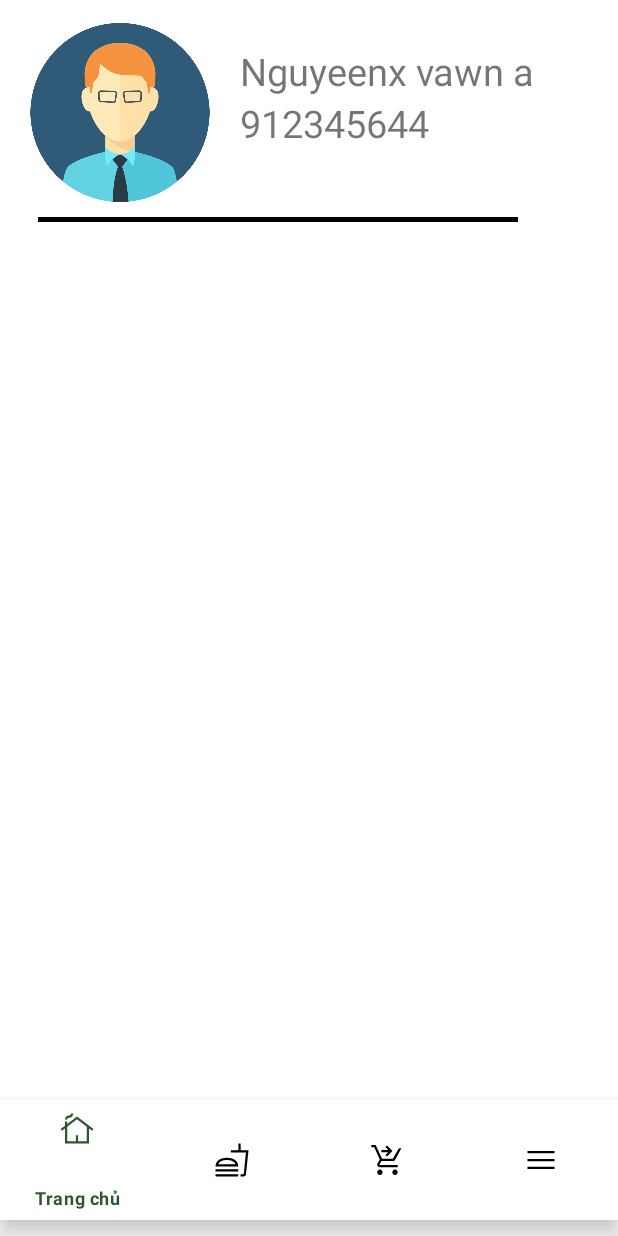
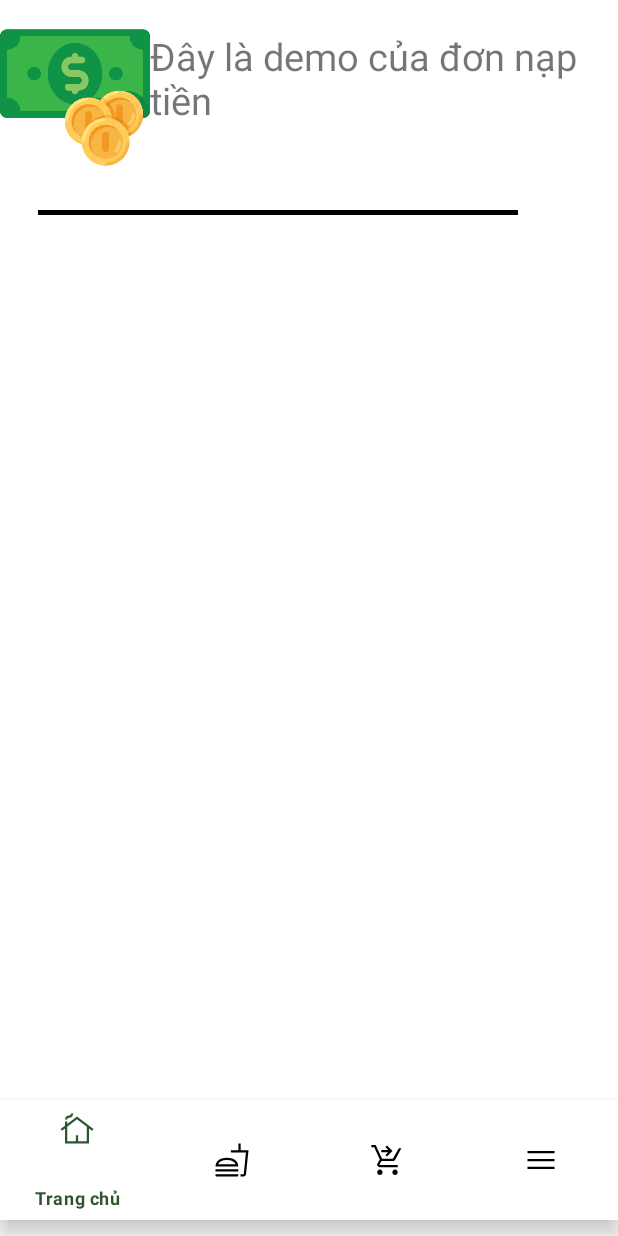
Before and after one commit to chudinhhieu/TuHuBread, an Android app: the Chu_Activity screen opened directly, with no data from a screen before it, on a phone screen of 412 x 824 dp. Run offline under Robolectric (Android 15) with nearby library versions, the phone set to English and light mode, and no system bars; 4 statements that could not run were skipped.

Commit message:
them Activity cua chu cua hang tao file xml, activity, activity chi tiet cua list item nhan vien,don nap tien

```diff
--- a/app/src/main/AndroidManifest.xml
+++ b/app/src/main/AndroidManifest.xml
@@ -12,6 +12,9 @@
         android:supportsRtl="true"
         android:theme="@style/Theme.TuHuBread"
         tools:targetApi="31">
+        <activity
+            android:name=".Activity.ChiTiet_Don_nap_tien"
+            android:exported="false" />
         <activity
             android:name=".Activity.ChiTiet_Nhan_vien"
             android:exported="false" />
--- a/app/src/main/java/hieucdph29636/fpoly/tuhubread/Activity/Chu_Activity.java
+++ b/app/src/main/java/hieucdph29636/fpoly/tuhubread/Activity/Chu_Activity.java
@@ -14,18 +14,25 @@ import com.google.android.material.bottomnavigation.BottomNavigationView;
 
 import java.util.ArrayList;
 
+import hieucdph29636.fpoly.tuhubread.DAO.DonNapTienDAO;
 import hieucdph29636.fpoly.tuhubread.DAO.NhanVienDAO;
+import hieucdph29636.fpoly.tuhubread.DTO.DonNapTien;
 import hieucdph29636.fpoly.tuhubread.DTO.NhanVien;
 import hieucdph29636.fpoly.tuhubread.R;
+import hieucdph29636.fpoly.tuhubread.adapter.DonNapTien_Adapter;
 import hieucdph29636.fpoly.tuhubread.adapter.NhanVienAdapter;
 import hieucdph29636.fpoly.tuhubread.adapter.ViewPagerAdapter;
 
 public class Chu_Activity extends AppCompatActivity {
     private RecyclerView rcv;
 
-    NhanVienDAO nhanVienDAO;
-    ArrayList<NhanVien> dsnv ;
-    NhanVienAdapter nhanVienAdapter;
+//    NhanVienDAO nhanVienDAO;
+//    ArrayList<NhanVien> dsnv ;
+//    NhanVienAdapter nhanVienAdapter;
+
+    DonNapTienDAO donNapTienDAO;
+    ArrayList<DonNapTien> dsdnt;
+    DonNapTien_Adapter donNapTien_adapter;
 
     private ViewPager viewPager;
     BottomNavigationView bottomNavigationView;
@@ -33,13 +40,21 @@ public class Chu_Activity extends AppCompatActivity {
     protected void onCreate(Bundle savedInstanceState) {
         super.onCreate(savedInstanceState);
         setContentView(R.layout.activity_chu);
-        // todo: nếu muốn màn hình chủ giống khách or something? hãy sửa lại phần layout dòng trên
+        //todo: nếu muốn màn hình chủ giống khách or something? hãy sửa lại phần layout dòng trên
 
-            rcv = findViewById(R.id.rcv);
-            nhanVienDAO = new NhanVienDAO(this);
-            dsnv = nhanVienDAO.getAll_nv(this);
-            nhanVienAdapter = new NhanVienAdapter(this,dsnv);
-            rcv.setAdapter(nhanVienAdapter);
+           rcv = findViewById(R.id.rcv);
+//            nhanVienDAO = new NhanVienDAO(this);
+//            dsnv = nhanVienDAO.getAll_nv(this);
+//            nhanVienAdapter = new NhanVienAdapter(this,dsnv);
+//            rcv.setAdapter(nhanVienAdapter);
+
+
+        donNapTienDAO = new DonNapTienDAO(this);
+        dsdnt = donNapTienDAO.getAll_donNapTien(this);
+        donNapTien_adapter = new DonNapTien_Adapter(this,dsdnt);
+        rcv.setAdapter(donNapTien_adapter);
+
+
 
 
            // viewPager = findViewById(R.id.view_pager1);
--- a/app/src/main/java/hieucdph29636/fpoly/tuhubread/DAO/DonNapTienDAO.java
+++ b/app/src/main/java/hieucdph29636/fpoly/tuhubread/DAO/DonNapTienDAO.java
@@ -14,20 +14,22 @@ import hieucdph29636.fpoly.tuhubread.DbHelper.DbHelper;
 
 public class DonNapTienDAO {
 
+    DbHelper dbHelper;
+
+    public DonNapTienDAO(Context context) {
+        dbHelper = new DbHelper(context);
+    }
     public static ArrayList<DonNapTien> getAll_donNapTien(Context context){
         DbHelper helper  = new DbHelper(context);
         ArrayList<DonNapTien> ds_dnt = new ArrayList<>();
         SQLiteDatabase db = helper.getReadableDatabase();
         Cursor cs = db.rawQuery("Select * from DonNapTien", null);
-        while ((!cs.isAfterLast())){
-            int id_DonNapTien = cs.getInt(0);
-            int id_khachHang = cs.getInt(1);
-            String thoiGianTao = cs.getString(2);
-            int trangThai = cs.getInt(3);
-            int tienNap = cs.getInt(4);
-            byte[] anhHoaDon = cs.getBlob(5);
-            DonNapTien dnt = new DonNapTien(id_DonNapTien,id_khachHang,thoiGianTao,trangThai,tienNap,anhHoaDon);
-            ds_dnt.add(dnt);
+
+        if (cs.getCount() !=0){
+            cs.moveToFirst();
+            do {
+                ds_dnt.add(new DonNapTien(cs.getInt(0),cs.getInt(1),cs.getString(2), cs.getInt(3),cs.getInt(4),cs.getBlob(5)));
+            }while (cs.moveToNext());
 
         }
         cs.close();
@@ -70,4 +72,14 @@ public class DonNapTienDAO {
         int row = db.delete("DonNapTien","id_DonNapTien=?",new String[]{ttdonnaptien.getid_DonNapTien()+" "});
         return (row>0);
     }
+
+//    while ((!cs.isAfterLast())){
+//            int id_DonNapTien = cs.getInt(0);
+//            int id_khachHang = cs.getInt(1);
+//            String thoiGianTao = cs.getString(2);
+//            int trangThai = cs.getInt(3);
+//            int tienNap = cs.getInt(4);
+//            byte[] anhHoaDon = cs.getBlob(5);
+//            DonNapTien dnt = new DonNapTien(id_DonNapTien,id_khachHang,thoiGianTao,trangThai,tienNap,anhHoaDon);
+//            ds_dnt.add(dnt);
 }
--- a/app/src/main/java/hieucdph29636/fpoly/tuhubread/DbHelper/DbHelper.java
+++ b/app/src/main/java/hieucdph29636/fpoly/tuhubread/DbHelper/DbHelper.java
@@ -15,29 +15,31 @@ public class DbHelper extends SQLiteOpenHelper {
 
     @Override
     public void onCreate(SQLiteDatabase db) {
-//        String sql_Loai="create table LoaiMonAn("+"id_loaiDoAn integer primary key Autoincrement,"+"tenLoai text not null)";
-//        db.execSQL(sql_Loai);
-//        db.execSQL("INSERT INTO LoaiMonAn(id_loaiDoAn,tenLoai) VALUES(1,'banh mì'),(2,'sandwich'),(3,'nuoc')");
-//
-//        String sql_Mon="create table MonAn("+"id_MonAn integer primary key autoincrement,"+
-//                "tenMon text not null,"+"gia number not null,"+
-//                "moTa text not null,"+"thanhPhan text not null,"+
-//                "trangThai integer not null,"+"id_loaiDoAn integer references LoaiMonAn(id_loaiDoAn),"+
-//                "anhMonAn blob )";
-//        db.execSQL(sql_Mon);
-//
-//        db.execSQL("INSERT INTO MonAn (id_MonAn, tenMon, gia,moTa,thanhPhan,trangThai,id_loaiDoAn,anhMonAn)\n" +
-//                "VALUES (1,'banh 1',35000,'ngon lắm','rau củ',1,1,null)," +
-//                "(2,'banh 2',35000,'ngon lắm','rau củ',1,1,null)," +
-//                "(3,'banh 3',35000,'ngon lắm','rau củ',1,1,null)," +
-//                "(4,'banh sw1',35000,'ngon lắm','rau củ',2,2,null)," +
-//                "(3,'banh 3',35000,'ngon lắm','rau củ',1,1,null);");
-//        String sql_KhuyenMai="create table KhuyenMai("+"id_KhuyenMai integer primary key autoincrement,"+"code text not null,"+
-//                "moTaKM text not null,"+
-//                "ngayBatDau date not null,"+
-//                "ngayKetThuc date not null,"+
-//                "soTienGiam number not null)";
-//        db.execSQL(sql_KhuyenMai);
+        String sql_Loai="create table LoaiMonAn("+"id_loaiDoAn integer primary key Autoincrement,"+"tenLoai text not null)";
+        db.execSQL(sql_Loai);
+        db.execSQL("INSERT INTO LoaiMonAn(id_loaiDoAn,tenLoai) VALUES(1,'banh mì'),(2,'sandwich'),(3,'nuoc')");
+
+
+
+        String sql_Mon="create table MonAn("+"id_MonAn integer primary key autoincrement,"+
+                "tenMon text not null,"+"gia number not null,"+
+                "moTa text not null,"+"thanhPhan text not null,"+
+                "trangThai integer not null,"+"id_loaiDoAn integer references LoaiMonAn(id_loaiDoAn),"+
+                "anhMonAn blob )";
+        db.execSQL(sql_Mon);
+
+        db.execSQL("INSERT INTO MonAn (id_MonAn, tenMon, gia,moTa,thanhPhan,trangThai,id_loaiDoAn,anhMonAn)\n" +
+                "VALUES (1,'banh 1',35000,'ngon lắm','rau củ',1,1,null)," +
+                "(2,'banh 2',35000,'ngon lắm','rau củ',1,1,null)," +
+                "(3,'banh 3',35000,'ngon lắm','rau củ',1,1,null)," +
+                "(4,'banh sw1',35000,'ngon lắm','rau củ',2,2,null)," +
+                "(3,'banh 3',35000,'ngon lắm','rau củ',1,1,null);");
+        String sql_KhuyenMai="create table KhuyenMai("+"id_KhuyenMai integer primary key autoincrement,"+"code text not null,"+
+                "moTaKM text not null,"+
+                "ngayBatDau date not null,"+
+                "ngayKetThuc date not null,"+
+                "soTienGiam number not null)";
+        db.execSQL(sql_KhuyenMai);
         //Khách hàng
         String sql_KhachHang = "create table KhachHang(" + "id_makhachhang integer primary key Autoincrement," +
                 "hoTen text not null," + "soDienThoai text not null," +
@@ -73,9 +75,9 @@ public class DbHelper extends SQLiteOpenHelper {
                 "ngaySinh date not null,"+
                 "quyenNhanVien integer not null)";
         db.execSQL(sql_NhanVien);
-        db.execSQL("insert into NhanVien(id_NhanVien,hoTen,soDienThoai,taiKhoan,matKhau,ngaySinh,quyenNhanVien)values(null,'Nguyeenx vawn a',0912345644,'nhanvien1','123456',20/11/2020,1)");
-        db.execSQL("insert into NhanVien(id_NhanVien,hoTen,soDienThoai,taiKhoan,matKhau,ngaySinh,quyenNhanVien)values(null,'Nguyeenx thi B',0912345644,'nhanvien1','123456',20/11/2020,0)");
-        db.execSQL("insert into NhanVien(id_NhanVien,hoTen,soDienThoai,taiKhoan,matKhau,ngaySinh,quyenNhanVien)values(null,'Tran van D',0912345644,'nhanvien1','123456',20/11/2020,1)");
+        db.execSQL("insert into NhanVien(id_NhanVien,hoTen,soDienThoai,taiKhoan,matKhau,ngaySinh,quyenNhanVien)values(1,'Nguyeenx vawn a',0912345644,'nhanvien1','123456',20/11/2020,1)");
+        db.execSQL("insert into NhanVien(id_NhanVien,hoTen,soDienThoai,taiKhoan,matKhau,ngaySinh,quyenNhanVien)values(2,'Nguyeenx thi B',0912345644,'nhanvien1','123456',20/11/2020,0)");
+        db.execSQL("insert into NhanVien(id_NhanVien,hoTen,soDienThoai,taiKhoan,matKhau,ngaySinh,quyenNhanVien)values(3,'Tran van D',0912345644,'nhanvien1','123456',20/11/2020,1)");
 
         // Đánh giá
         String sql_DanhGia="create table DanhGia("+"id_DanhGia integer primary key autoincrement,"+
@@ -83,9 +85,10 @@ public class DbHelper extends SQLiteOpenHelper {
                 "id_monAn integer references MonAn(id_MonAn),"+
                 " binhLuan text not null,"+
                 "diem integer not null,"+
-                "anhDanhGia blob not null)";
+                "anhDanhGia blob )";
         db.execSQL(sql_DanhGia);
-
+        db.execSQL("insert into DanhGia(id_DanhGia,id_khachHang,id_monAn,binhLuan,diem,anhDanhGia)values(1,1,1,1,'Tạm ăn được',5,null)");
+        db.execSQL("insert into DanhGia(id_DanhGia,id_khachHang,id_monAn,binhLuan,diem,anhDanhGia)values(2,2,1,1,'ok',4,null)");
 
         // Đơn nạp tiền
         String sql_DonNapTien="create table DonNapTien("+"id_DonNapTien integer primary key autoincrement,"+
@@ -93,9 +96,10 @@ public class DbHelper extends SQLiteOpenHelper {
                 "thoiGianTao date not null,"+
                 "trangThai integer not null,"+
                 "tienNap number not null,"+
-                "anhHoaDon blob not null)";
+                "anhHoaDon blob )";
         db.execSQL(sql_DonNapTien);
-
+        db.execSQL("insert into DonNapTien(id_DonNapTien,id_khachHang,thoiGianTao,trangThai,tienNap,anhHoaDon)values(1,2,25/3/2023,1,35000,null)");
+        db.execSQL("insert into DonNapTien(id_DonNapTien,id_khachHang,thoiGianTao,trangThai,tienNap,anhHoaDon)values(2,3,20/3/2023,0,30000,null)");
 
 
 
--- /dev/null
+++ b/app/src/main/java/hieucdph29636/fpoly/tuhubread/adapter/DonNapTien_Adapter.java
@@ -0,0 +1,79 @@
+package hieucdph29636.fpoly.tuhubread.adapter;
+
+import android.app.Activity;
+import android.content.Context;
+import android.content.Intent;
+import android.os.Bundle;
+import android.view.LayoutInflater;
+import android.view.View;
+import android.view.ViewGroup;
+import android.widget.LinearLayout;
+import android.widget.TextView;
+
+import androidx.annotation.NonNull;
+import androidx.recyclerview.widget.RecyclerView;
+
+import java.util.ArrayList;
+
+import hieucdph29636.fpoly.tuhubread.Activity.ChiTiet_Don_nap_tien;
+import hieucdph29636.fpoly.tuhubread.DTO.DonNapTien;
+import hieucdph29636.fpoly.tuhubread.R;
+
+public class DonNapTien_Adapter extends RecyclerView.Adapter<DonNapTien_Adapter.ViewHolder1> {
+
+    Context context;
+    ArrayList<DonNapTien> ds_dnt;
+
+    public DonNapTien_Adapter(Context context, ArrayList<DonNapTien> ds_dnt) {
+        this.context = context;
+        this.ds_dnt = ds_dnt;
+    }
+
+    @NonNull
+    @Override
+    public DonNapTien_Adapter.ViewHolder1 onCreateViewHolder(@NonNull ViewGroup parent, int viewType) {
+        LayoutInflater inflater = ((Activity)context).getLayoutInflater();
+        View view = inflater.inflate(R.layout.item_ds_don_nap_tien,parent,false);
+        return new DonNapTien_Adapter.ViewHolder1(view) ;
+    }
+
+    @Override
+    public void onBindViewHolder(@NonNull DonNapTien_Adapter.ViewHolder1 holder, int position) {
+        int index = position;
+        holder.tv_demo_dnt.setText(ds_dnt.get(index).getid_DonNapTien());
+
+        holder.linear_dnt.setOnClickListener(new View.OnClickListener() {
+            @Override
+            public void onClick(View view) {
+                Intent intent = new Intent(context, ChiTiet_Don_nap_tien.class);
+                Bundle bundle = new Bundle();
+                bundle.putInt("tv_id_dn",ds_dnt.get(index).getid_DonNapTien());
+                bundle.putInt("tv_id_kh_dn",ds_dnt.get(index).getId_khachHang());
+                bundle.putString("tv_tg_dn",ds_dnt.get(index).getThoiGianTao());
+                bundle.putInt("tv_ver_dn",ds_dnt.get(index).getTrangThai());
+                bundle.putInt("tv_money_dn",ds_dnt.get(index).getTienNap());
+               // bundle.putByte("tv_anh_dnt",ds_dnt.get(index).getAnhHoaDon()[]));
+
+                intent.putExtras(bundle);
+                context.startActivity(intent);
+            }
+        });
+
+    }
+
+    @Override
+    public int getItemCount() {
+        return ds_dnt.size();
+    }
+
+    public class ViewHolder1 extends RecyclerView.ViewHolder{
+        TextView tv_demo_dnt;
+        LinearLayout linear_dnt;
+        public ViewHolder1(@NonNull View itemView) {
+            super(itemView);
+          linear_dnt = itemView.findViewById(R.id.linear_dnt);
+          tv_demo_dnt = itemView.findViewById(R.id.tv_demo_dnt);
+        }
+    }
+
+}
--- /dev/null
+++ b/app/src/main/res/layout/item_ds_don_nap_tien.xml
@@ -0,0 +1,40 @@
+<?xml version="1.0" encoding="utf-8"?>
+<LinearLayout xmlns:android="http://schemas.android.com/apk/res/android"
+    android:layout_width="match_parent"
+    android:orientation="vertical"
+    android:id="@+id/linear_dnt"
+    android:layout_height="match_parent">
+
+    <LinearLayout
+        android:layout_width="match_parent"
+        android:layout_height="wrap_content"
+        android:orientation="horizontal"
+        >
+        <ImageView
+            android:layout_width="100dp"
+            android:layout_height="130dp"
+            android:src="@drawable/money"
+            />
+
+        <TextView
+            android:id="@+id/tv_demo_dnt"
+            android:layout_width="wrap_content"
+            android:layout_height="wrap_content"
+            android:text="Đây là demo của đơn nạp tiền"
+            android:textSize="25dp"
+            android:layout_marginTop="20dp"
+            />
+
+
+    </LinearLayout>
+
+    <View
+        android:background="@color/black"
+        android:layout_marginLeft="25dp"
+        android:layout_width="320dp"
+        android:layout_height="3dp"
+        android:layout_marginTop="10dp"
+        />
+
+
+</LinearLayout>
```
Also changed, not shown: app/src/main/java/hieucdph29636/fpoly/tuhubread/Activity/ChiTiet_Don_nap_tien.java (added, +39 -0 lines), app/src/main/java/hieucdph29636/fpoly/tuhubread/DAO/DanhGiaDAO.java (+16 -14 lines), app/src/main/res/layout/activity_chi_tiet_don_nap_tien.xml (added, +246 -0 lines), app/src/main/res/drawable/calendar.png (added), app/src/main/res/drawable/money.png (added), app/src/main/res/drawable/verify.png (added).
